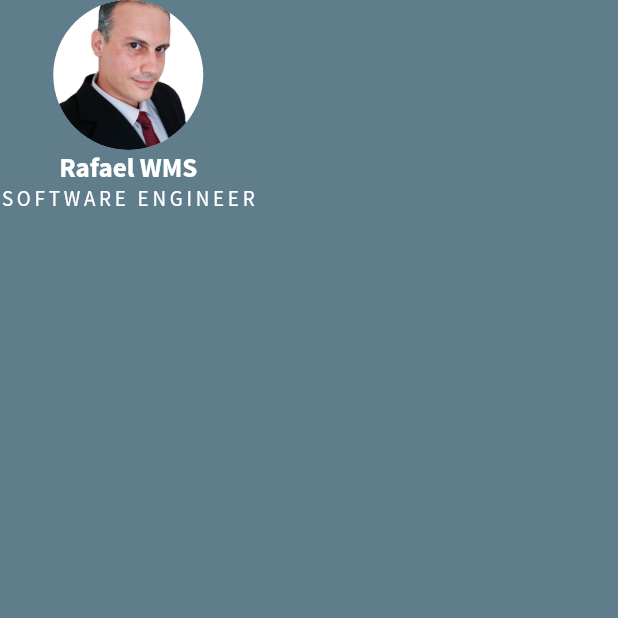
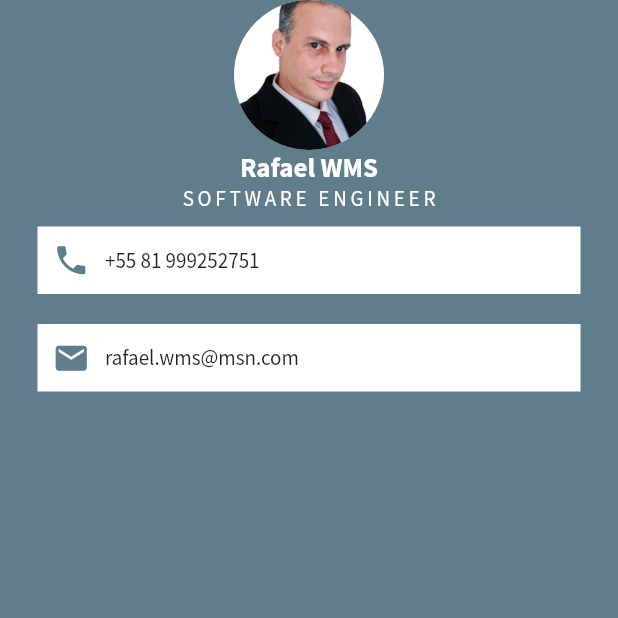
Before and after one commit to rafaelwms/container_app_flutter, a Flutter app: the screen it shows after launch, on a phone screen of 412 x 824 dp, the top half of it. Run offline on Flutter 3.47's test engine with Material 2 defaults, Android fonts, the phone set to English and light mode, and no system bars.

Commit message:
Lesson 47

```diff
--- a/lib/main.dart
+++ b/lib/main.dart
@@ -35,6 +35,58 @@ class MyApp extends StatelessWidget {
                     letterSpacing: 2.5,
                     fontWeight: FontWeight.normal),
               ),
+              Container(
+                padding: EdgeInsets.all(10.0),
+                color: Colors.white,
+                margin: EdgeInsets.symmetric(
+                  vertical: 10.0,
+                  horizontal: 25.0,
+                ),
+                child: Row(
+                  children: <Widget>[
+                    Icon(
+                      Icons.phone,
+                      size: 25.0,
+                      color: Colors.blueGrey,
+                    ),
+                    SizedBox(
+                      width: 10.0,
+                    ),
+                    Text(
+                      '+55 81 999252751',
+                      style: TextStyle(
+                        fontFamily: 'Source Sans Pro',
+                      ),
+                    ),
+                  ],
+                ),
+              ),
+              Container(
+                padding: EdgeInsets.all(10.0),
+                color: Colors.white,
+                margin: EdgeInsets.symmetric(
+                  vertical: 10.0,
+                  horizontal: 25.0,
+                ),
+                child: Row(
+                  children: <Widget>[
+                    Icon(
+                      Icons.email,
+                      size: 25.0,
+                      color: Colors.blueGrey,
+                    ),
+                    SizedBox(
+                      width: 10.0,
+                    ),
+                    Text(
+                      'rafael.wms@msn.com',
+                      style: TextStyle(
+                        fontFamily: 'Source Sans Pro',
+                      ),
+                    ),
+                  ],
+                ),
+              ),
             ],
           ),
         ),
```
